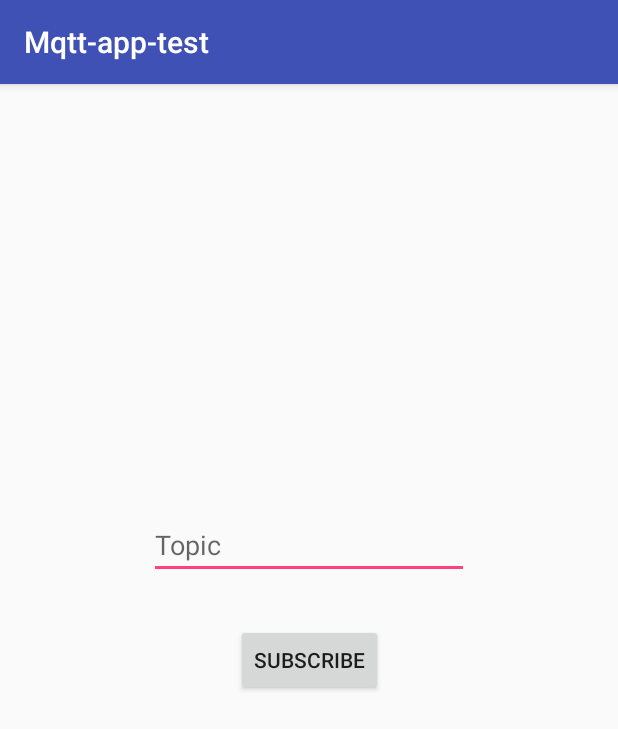
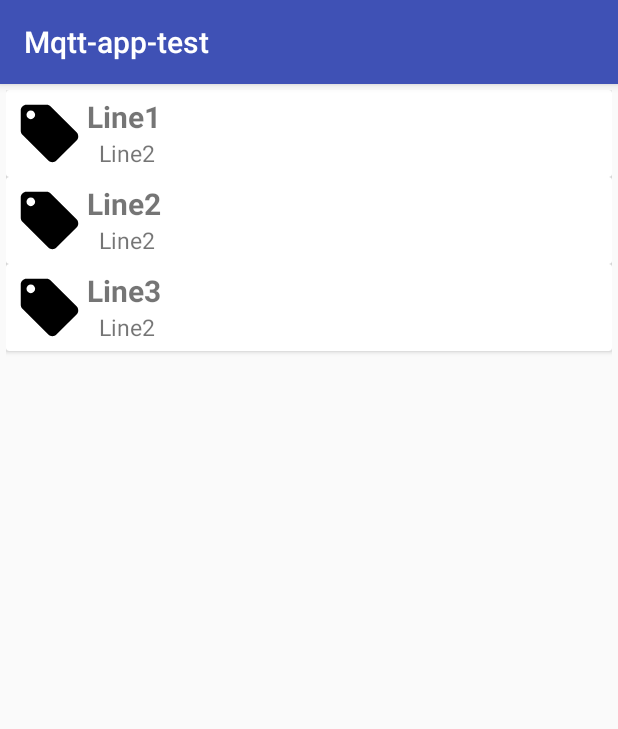
Before and after one commit to chaptone/MqttAppTest, an Android app: the fragment SubscribeFragment shown on its own in the app's theme, on a phone screen of 412 x 824 dp. Shown: the top 729 px of the screen. Run offline under Robolectric (Android 15) with nearby library versions, the phone set to English and light mode, and no system bars; libraries missing offline, so code that uses them is left out: org.eclipse.paho.

Commit message:
add-recycler-card-view

```diff
--- a/app/build.gradle
+++ b/app/build.gradle
@@ -35,4 +35,7 @@ dependencies {
     compile('org.eclipse.paho:org.eclipse.paho.android.service:1.0.2') {
         exclude module: 'support-v4'
     }
+    implementation 'com.android.support:recyclerview-v7:27.1.1'
+    implementation 'com.android.support:cardview-v7:27.1.1'
+
 }
--- /dev/null
+++ b/app/src/main/java/com/example/chapmac/rakkan/mqtt_app_test/Adapter.java
@@ -0,0 +1,58 @@
+package com.example.chapmac.rakkan.mqtt_app_test;
+
+import android.support.annotation.NonNull;
+import android.support.v7.widget.RecyclerView;
+import android.view.LayoutInflater;
+import android.view.View;
+import android.view.ViewGroup;
+import android.widget.ImageView;
+import android.widget.TextView;
+
+import java.util.ArrayList;
+
+public class Adapter extends RecyclerView.Adapter<Adapter.ViewHolder> {
+
+    private ArrayList<SubscribeItem> subscribeList;
+
+
+    public static class ViewHolder  extends RecyclerView.ViewHolder{
+
+        public ImageView mImageView;
+        public TextView mTextView1;
+        public TextView mTextView2;
+
+        public ViewHolder(View itemView){
+            super(itemView);
+            mImageView = itemView.findViewById(R.id.imageView);
+            mTextView1 = itemView.findViewById(R.id.textView);
+            mTextView2 = itemView.findViewById(R.id.textView1);
+        }
+    }
+
+    public Adapter(ArrayList<SubscribeItem> subscribeItems){
+        subscribeList = subscribeItems;
+    }
+
+    @NonNull
+    @Override
+    public ViewHolder onCreateViewHolder(@NonNull ViewGroup parent, int viewType) {
+        View view = LayoutInflater.from(parent.getContext()).inflate(R.layout.subscribe_item,parent,false);
+        ViewHolder viewHolder = new ViewHolder(view);
+        return viewHolder;
+    }
+
+    @Override
+    public void onBindViewHolder(@NonNull ViewHolder holder, int position) {
+        SubscribeItem currentItem = subscribeList.get(position);
+
+        holder.mImageView.setImageResource(currentItem.getmImageResource());
+        holder.mTextView1.setText(currentItem.getMtext1());
+        holder.mTextView2.setText(currentItem.getMtext2());
+    }
+
+    @Override
+    public int getItemCount() {
+        return subscribeList.size();
+    }
+
+}
--- a/app/src/main/java/com/example/chapmac/rakkan/mqtt_app_test/SubscribeFragment.java
+++ b/app/src/main/java/com/example/chapmac/rakkan/mqtt_app_test/SubscribeFragment.java
@@ -3,6 +3,8 @@ package com.example.chapmac.rakkan.mqtt_app_test;
 
 import android.os.Bundle;
 import android.support.v4.app.Fragment;
+import android.support.v7.widget.LinearLayoutManager;
+import android.support.v7.widget.RecyclerView;
 import android.view.LayoutInflater;
 import android.view.View;
 import android.view.ViewGroup;
@@ -14,6 +16,8 @@ import org.eclipse.paho.client.mqttv3.IMqttActionListener;
 import org.eclipse.paho.client.mqttv3.IMqttToken;
 import org.eclipse.paho.client.mqttv3.MqttException;
 
+import java.util.ArrayList;
+
 
 /**
  * A simple {@link Fragment} subclass.
@@ -21,6 +25,9 @@ import org.eclipse.paho.client.mqttv3.MqttException;
 public class SubscribeFragment extends Fragment {
 
     private String subTopic;
+    private RecyclerView recyclerView;
+    private RecyclerView.Adapter adapter;
+    private RecyclerView.LayoutManager layoutManager;
 
     public SubscribeFragment() {
         // Required empty public constructor
@@ -33,13 +40,26 @@ public class SubscribeFragment extends Fragment {
         // Inflate the layout for this fragment
         View view = inflater.inflate(R.layout.fragment_subscribe, container, false);
 
-        Button subBtn = view.findViewById(R.id.button2);
-        subBtn.setOnClickListener(new View.OnClickListener() {
-            @Override
-            public void onClick(View view) {
-                subscribe();
-            }
-        });
+//        Button subBtn = view.findViewById(R.id.button2);
+//        subBtn.setOnClickListener(new View.OnClickListener() {
+//            @Override
+//            public void onClick(View view) {
+//                subscribe();
+//            }
+//        });
+
+        ArrayList<SubscribeItem> subscribeItems = new ArrayList<>();
+        subscribeItems.add(new SubscribeItem(R.drawable.ic_local_offer,"Line1","Line2"));
+        subscribeItems.add(new SubscribeItem(R.drawable.ic_local_offer,"Line2","Line2"));
+        subscribeItems.add(new SubscribeItem(R.drawable.ic_local_offer,"Line3","Line2"));
+
+        recyclerView = view.findViewById(R.id.recyclerView);
+        recyclerView.setHasFixedSize(true);
+        layoutManager = new LinearLayoutManager(getActivity());
+        adapter = new Adapter(subscribeItems);
+
+        recyclerView.setLayoutManager(layoutManager);
+        recyclerView.setAdapter(adapter);
 
         return view;
     }
--- /dev/null
+++ b/app/src/main/java/com/example/chapmac/rakkan/mqtt_app_test/SubscribeItem.java
@@ -0,0 +1,27 @@
+package com.example.chapmac.rakkan.mqtt_app_test;
+
+public class SubscribeItem {
+
+    private int mImageResource;
+    private String mtext1;
+    private String mtext2;
+
+    public SubscribeItem(int mImageResource, String mtext1, String mtext2) {
+
+        this.mImageResource = mImageResource;
+        this.mtext1 = mtext1;
+        this.mtext2 = mtext2;
+    }
+
+    public int getmImageResource() {
+        return mImageResource;
+    }
+
+    public String getMtext1() {
+        return mtext1;
+    }
+
+    public String getMtext2() {
+        return mtext2;
+    }
+}
--- /dev/null
+++ b/app/src/main/res/drawable/ic_local_offer.xml
@@ -0,0 +1,9 @@
+<vector xmlns:android="http://schemas.android.com/apk/res/android"
+        android:width="24dp"
+        android:height="24dp"
+        android:viewportWidth="24.0"
+        android:viewportHeight="24.0">
+    <path
+        android:fillColor="#FF000000"
+        android:pathData="M21.41,11.58l-9,-9C12.05,2.22 11.55,2 11,2H4c-1.1,0 -2,0.9 -2,2v7c0,0.55 0.22,1.05 0.59,1.42l9,9c0.36,0.36 0.86,0.58 1.41,0.58 0.55,0 1.05,-0.22 1.41,-0.59l7,-7c0.37,-0.36 0.59,-0.86 0.59,-1.41 0,-0.55 -0.23,-1.06 -0.59,-1.42zM5.5,7C4.67,7 4,6.33 4,5.5S4.67,4 5.5,4 7,4.67 7,5.5 6.33,7 5.5,7z"/>
+</vector>
--- a/app/src/main/res/layout/fragment_subscribe.xml
+++ b/app/src/main/res/layout/fragment_subscribe.xml
@@ -7,36 +7,38 @@
     tools:context=".SubscribeFragment"
    >
 
+    <RelativeLayout
+        android:layout_width="match_parent"
+        android:layout_height="match_parent"
+        android:orientation="vertical">
+        <!--<EditText-->
+            <!--android:id="@+id/editText3"-->
+            <!--android:layout_width="wrap_content"-->
+            <!--android:layout_height="wrap_content"-->
+            <!--android:layout_alignParentBottom="true"-->
+            <!--android:layout_centerHorizontal="true"-->
+            <!--android:layout_marginBottom="30dp"-->
+            <!--android:ems="10"-->
+            <!--android:hint="Topic"-->
+            <!--android:inputType="textPersonName"-->
+            <!--/>-->
 
-    <android.support.constraint.ConstraintLayout
-        android:layout_width="match_parent"
-        android:layout_height="match_parent">
+        <!--<Button-->
+            <!--android:id="@+id/button2"-->
+            <!--android:layout_width="wrap_content"-->
+            <!--android:layout_height="wrap_content"-->
+            <!--android:layout_alignParentBottom="true"-->
+            <!--android:layout_centerHorizontal="true"-->
+            <!--android:text="Subscribe"-->
+           <!--/>-->
 
-        <EditText
-            android:id="@+id/editText3"
-            android:layout_width="wrap_content"
-            android:layout_height="wrap_content"
-            android:layout_alignParentBottom="true"
-            android:layout_centerHorizontal="true"
-            android:layout_marginBottom="30dp"
-            android:ems="10"
-            android:hint="Topic"
-            android:inputType="textPersonName"
-            app:layout_constraintBottom_toTopOf="@+id/button2"
-            app:layout_constraintEnd_toEndOf="parent"
-            app:layout_constraintStart_toStartOf="parent" />
+        <android.support.v7.widget.RecyclerView
+            android:id="@+id/recyclerView"
+            android:layout_width="match_parent"
+            android:layout_height="match_parent"
+            android:padding="4dp"
+            android:scrollbars="vertical"
 
-        <Button
-            android:id="@+id/button2"
-            android:layout_width="wrap_content"
-            android:layout_height="wrap_content"
-            android:layout_alignParentBottom="true"
-            android:layout_centerHorizontal="true"
-            android:text="Subscribe"
-            app:layout_constraintBottom_toBottomOf="parent"
-            app:layout_constraintEnd_toEndOf="parent"
-            app:layout_constraintStart_toStartOf="parent"
-            app:layout_constraintTop_toTopOf="parent" />
-
-    </android.support.constraint.ConstraintLayout>
+            />
+    </RelativeLayout>
 </FrameLayout>
--- /dev/null
+++ b/app/src/main/res/layout/subscribe_item.xml
@@ -0,0 +1,40 @@
+<?xml version="1.0" encoding="utf-8"?>
+<android.support.v7.widget.CardView xmlns:android="http://schemas.android.com/apk/res/android"
+    xmlns:app="http://schemas.android.com/apk/res-auto"
+    android:layout_width="match_parent"
+    android:layout_height="wrap_content">
+
+    <RelativeLayout
+        android:layout_width="match_parent"
+        android:layout_height="match_parent"
+        android:layout_margin="4dp">
+
+        <ImageView
+            android:id="@+id/imageView"
+            android:layout_width="50dp"
+            android:layout_height="50dp"
+            android:padding="2dp" />
+
+        <TextView
+            android:id="@+id/textView"
+            android:layout_width="wrap_content"
+            android:layout_height="wrap_content"
+            android:layout_alignParentTop="true"
+            android:layout_toEndOf="@+id/imageView"
+            android:text="Line1"
+            android:textSize="20sp"
+            android:textStyle="bold" />
+
+        <TextView
+            android:id="@+id/textView1"
+            android:layout_width="wrap_content"
+            android:layout_height="wrap_content"
+            android:layout_below="@+id/textView"
+            android:layout_marginStart="8dp"
+            android:layout_toEndOf="@+id/imageView"
+            android:text="Line2"
+            android:textSize="15sp" />
+
+    </RelativeLayout>
+
+</android.support.v7.widget.CardView>
--- a/build.gradle
+++ b/build.gradle
@@ -7,7 +7,7 @@ buildscript {
         jcenter()
     }
     dependencies {
-        classpath 'com.android.tools.build:gradle:3.1.2'
+        classpath 'com.android.tools.build:gradle:3.1.3'
 
 
         // NOTE: Do not place your application dependencies here; they belong
```
